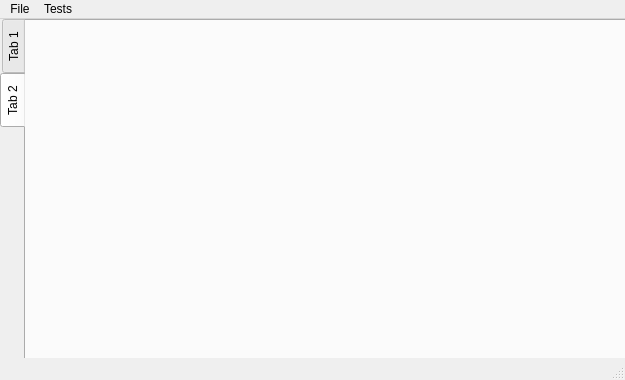
SimonCqk/Photon_Propagation_Simulation, file mainwindow.ui: the form before one commit.
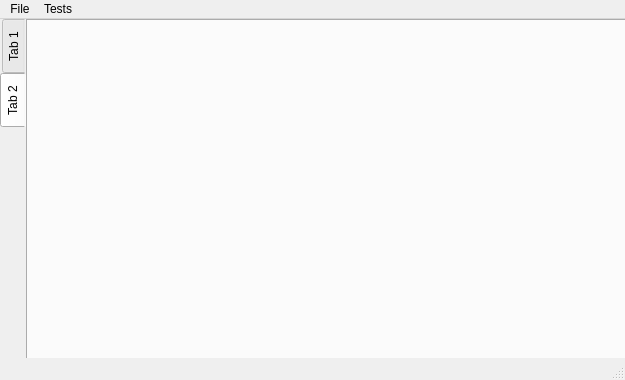
The form after the commit. Icons and pictures are not drawn.

Commit message: set up some style sheet.

Diff of the .ui file:
```diff
--- a/mainwindow.ui
+++ b/mainwindow.ui
@@ -33,6 +33,13 @@
       <height>341</height>
      </rect>
     </property>
+    <property name="styleSheet">
+     <string notr="true">QTabWidget{border:none;margin:0px;outline:none;}
+QTabWidget[showHeader='true']::pane{border:1px solid #55B023;border-radius:0px;position: absolute;top: -1px;}
+QTabWidget[showHeader='false']::pane{border:none;position: absolute;margin:0px;}
+QTabWidget[showHeader='true'] QTabBar::tab{alignment:left;color:white;padding:2px 16px;margin-top:3px;margin-left:5px;height:21px;border-top-left-radius: 5px;border-top-right-radius: 5px;background:#C9B084}
+QTabWidget[showHeader='true'] QTabBar::tab:selected{background:#55B023;margin-top:1px;height:23px;}</string>
+    </property>
     <property name="tabPosition">
      <enum>QTabWidget::West</enum>
     </property>
```
The commit also changes 5 other files.
